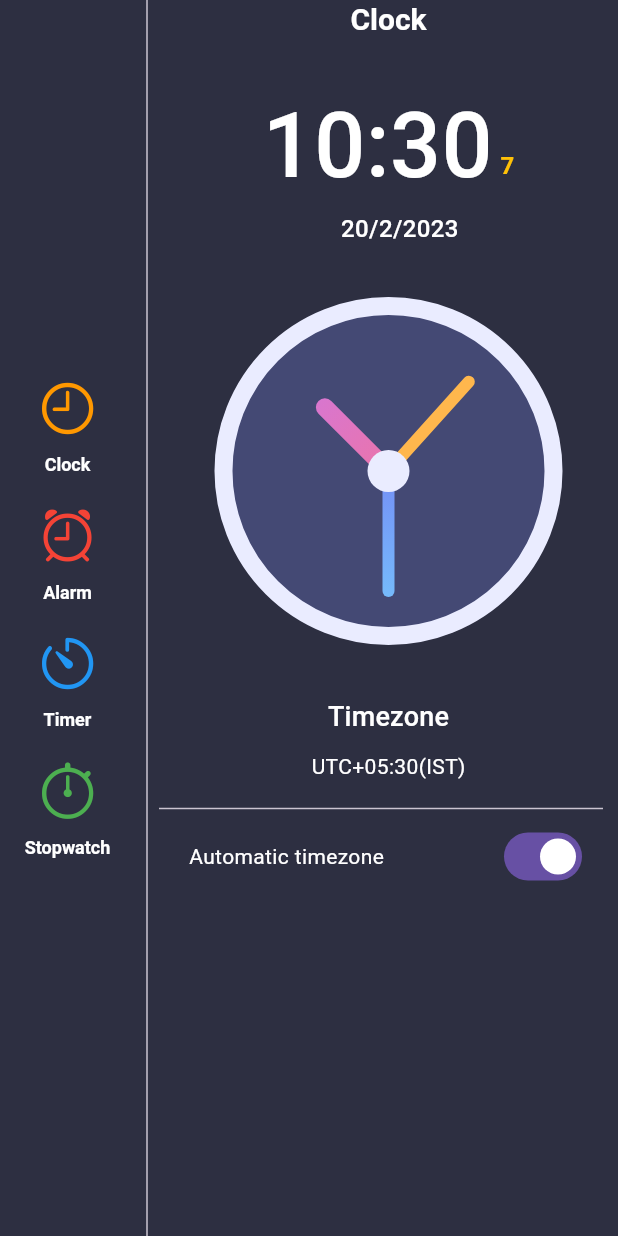
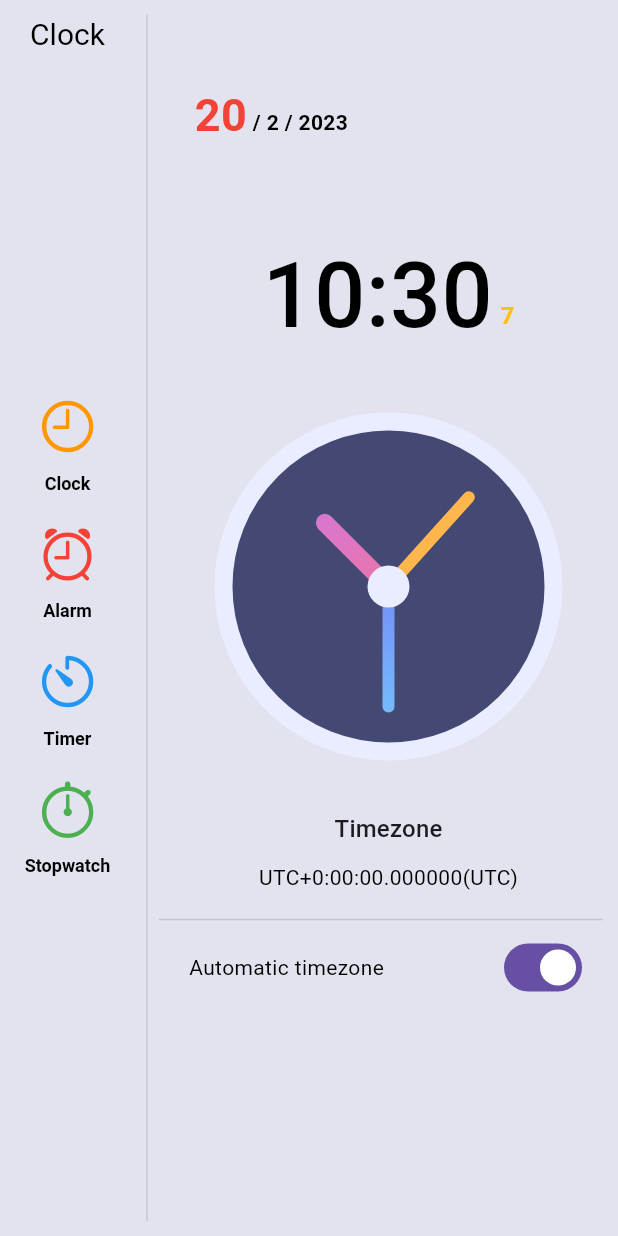
Before and after one commit to Shameerpc5029/Clock-App, a Flutter app: the screen it shows after launch, on a phone screen of 412 x 824 dp. Run offline on Flutter 3.47's test engine with Material 2 defaults, Android fonts, the phone set to English and light mode, and no system bars.

Commit message:
some ui changes

```diff
--- a/lib/main.dart
+++ b/lib/main.dart
@@ -22,9 +22,10 @@ class MyApp extends StatelessWidget {
         )
       ],
       child: MaterialApp(
+        debugShowCheckedModeBanner: false,
         darkTheme: darkTheme(),
         theme: lightTheme(),
-        themeMode: ThemeMode.dark,
+        themeMode: ThemeMode.system,
         home: const HomeScrenn(),
       ),
     );
--- a/lib/screens/home/home_screen.dart
+++ b/lib/screens/home/home_screen.dart
@@ -10,6 +10,8 @@ class HomeScrenn extends StatelessWidget {
   Widget build(BuildContext context) {
     return Scaffold(
       body: SafeArea(
+        child: Padding(
+          padding: const EdgeInsets.symmetric(vertical: 10.0),
           child: Center(
             child: Center(
               child: Row(
@@ -19,6 +21,11 @@ class HomeScrenn extends StatelessWidget {
                     child: Column(
                       mainAxisAlignment: MainAxisAlignment.center,
                       children: [
+                        Text(
+                          "Clock",
+                          style: Theme.of(context).textTheme.titleLarge,
+                        ),
+                        const Spacer(),
                         CustomButton(
                           text: 'Clock',
                           color: Colors.orange,
@@ -43,6 +50,7 @@ class HomeScrenn extends StatelessWidget {
                           iconData: CupertinoIcons.stopwatch,
                           onTap: () {},
                         ),
+                        const Spacer(),
                       ],
                     ),
                   ),
@@ -55,6 +63,7 @@ class HomeScrenn extends StatelessWidget {
             ),
           ),
         ),
+      ),
     );
   }
 }
--- a/lib/screens/home/widgets/clock_view.dart
+++ b/lib/screens/home/widgets/clock_view.dart
@@ -15,13 +15,43 @@ class ClockView extends StatelessWidget {
     });
     return Consumer<HomeController>(
       builder: (context, value, child) {
-        return Column(
+        return SingleChildScrollView(
+          child: Stack(
+            clipBehavior: Clip.none,
+            alignment: Alignment.topCenter,
+            children: [
+              Positioned(
+                top: -100,
+                right: 180,
+                child: Row(
+                  mainAxisAlignment: MainAxisAlignment.center,
                   children: [
                     Text(
-              "Clock",
-              style: Theme.of(context).textTheme.titleLarge,
+                      "${value.dateTime.day}",
+                      style: const TextStyle(
+                        fontWeight: FontWeight.bold,
+                        fontSize: 30,
+                        color: Colors.red,
                       ),
-            KSizedBox().height30,
+                    ),
+                    Padding(
+                      padding: const EdgeInsets.only(top: 10.0),
+                      child: Text(
+                        " / ${value.dateTime.month} / ${value.dateTime.year}",
+                        style: const TextStyle(
+                          fontWeight: FontWeight.bold,
+                          fontSize: 14,
+                        ),
+                      ),
+                    ),
+                  ],
+                ),
+              ),
+              Column(
+                // mainAxisAlignment: MainAxisAlignment.center,
+                children: [
+                  // KSizedBox().height30,
+
                   Row(
                     mainAxisAlignment: MainAxisAlignment.center,
                     children: [
@@ -45,16 +75,7 @@ class ClockView extends StatelessWidget {
                       ),
                     ],
                   ),
-            Padding(
-              padding: const EdgeInsets.only(left: 15.0),
-              child: Text(
-                "${value.dateTime.day}/${value.dateTime.month}/${value.dateTime.year}",
-                style: const TextStyle(
-                  fontSize: 16,
-                  fontWeight: FontWeight.w500,
-                ),
-              ),
-            ),
+
                   SizedBox(
                     height: 300,
                     width: 300,
@@ -75,7 +96,7 @@ class ClockView extends StatelessWidget {
                   ),
                   KSizedBox().height10,
                   Text(
-              'UTC+05:30(IST)',
+                    "UTC+${value.dateTime.timeZoneOffset}(${value.dateTime.timeZoneName})",
                     style: Theme.of(context).textTheme.bodyMedium,
                   ),
                   KSizedBox().height10,
@@ -94,8 +115,12 @@ class ClockView extends StatelessWidget {
                         )
                       ],
                     ),
-            )
+                  ),
+                  // Spacer()
                 ],
+              ),
+            ],
+          ),
         );
       },
     );
```
Lines whose indentation alone changed are shown as unchanged.
